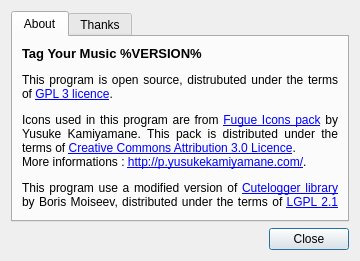
First picture: the form in src/gui/about.ui, repository alorence/tym, before the edit.
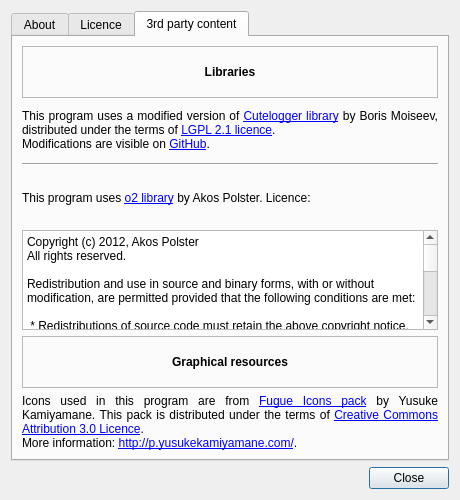
Second picture: the form after the edit. The open tabs and pages were chosen to show the change. Icons and pictures are not drawn.

Commit message: (about) Improve texts in dialog

Diff of the .ui file:
```diff
--- a/src/gui/about.ui
+++ b/src/gui/about.ui
@@ -6,8 +6,8 @@
    <rect>
     <x>0</x>
     <y>0</y>
-    <width>360</width>
-    <height>261</height>
+    <width>460</width>
+    <height>500</height>
    </rect>
   </property>
   <property name="sizePolicy">
@@ -19,6 +19,12 @@
   <layout class="QGridLayout" name="gridLayout">
    <item row="0" column="0">
     <widget class="QTabWidget" name="tabWidget">
+     <property name="sizePolicy">
+      <sizepolicy hsizetype="MinimumExpanding" vsizetype="Expanding">
+       <horstretch>0</horstretch>
+       <verstretch>0</verstretch>
+      </sizepolicy>
+     </property>
      <property name="currentIndex">
       <number>0</number>
      </property>
@@ -26,17 +32,31 @@
       <attribute name="title">
        <string>About</string>
       </attribute>
-      <layout class="QGridLayout" name="gridLayout_2">
+      <layout class="QGridLayout" name="gridLayout_3">
+       <item row="2" column="0">
+        <widget class="QLabel" name="label_3">
+         <property name="text">
+          <string notr="true">&lt;a href=&quot;http://www.tagyourmusic.org/&quot;&gt;http://www.tagyourmusic.org/&lt;/a&gt;</string>
+         </property>
+         <property name="openExternalLinks">
+          <bool>true</bool>
+         </property>
+        </widget>
+       </item>
+       <item row="1" column="0">
+        <widget class="QLabel" name="label_2">
+         <property name="text">
+          <string>More information and online help:</string>
+         </property>
+         <property name="wordWrap">
+          <bool>true</bool>
+         </property>
+        </widget>
+       </item>
        <item row="0" column="0">
         <widget class="QLabel" name="aboutText">
          <property name="text">
-          <string>&lt;html&gt;&lt;head/&gt;&lt;body&gt;&lt;p&gt;&lt;span style=&quot; font-size:10pt; font-weight:600;&quot;&gt;Tag Your Music %VERSION%&lt;/span&gt;&lt;/p&gt;&lt;p align=&quot;justify&quot;&gt;&lt;img src=&quot;:/logos/gpl3&quot; style=&quot;float: right;&quot;/&gt;This program is open source, distrubuted under the terms of &lt;a href=&quot;https://www.gnu.org/licenses/gpl-3.0.html&quot;&gt;&lt;span style=&quot; text-decoration: underline; color:#0000ff;&quot;&gt;GPL 3 licence&lt;/span&gt;&lt;/a&gt;.&lt;/p&gt;&lt;p align=&quot;justify&quot;&gt;Icons used in this program are from &lt;a href=&quot;https://github.com/yusukekamiyamane/fugue-icons&quot;&gt;&lt;span style=&quot; text-decoration: underline; color:#0000ff;&quot;&gt;Fugue Icons pack&lt;/span&gt;&lt;/a&gt; by Yusuke Kamiyamane. This pack is distributed under the terms of &lt;a href=&quot;https://creativecommons.org/licenses/by/3.0/&quot;&gt;&lt;span style=&quot; text-decoration: underline; color:#0000ff;&quot;&gt;Creative Commons Attribution 3.0 Licence&lt;/span&gt;&lt;/a&gt;.&lt;br/&gt;More informations : &lt;a href=&quot;http://p.yusukekamiyamane.com/&quot;&gt;&lt;span style=&quot; text-decoration: underline; color:#0000ff;&quot;&gt;http://p.yusukekamiyamane.com/&lt;/span&gt;&lt;/a&gt;.&lt;/p&gt;&lt;p align=&quot;justify&quot;&gt;This program use a modified version of &lt;a href=&quot;https://github.com/cyberbobs/CuteLogger&quot;&gt;&lt;span style=&quot; text-decoration: underline; color:#0000ff;&quot;&gt;Cutelogger library&lt;/span&gt;&lt;/a&gt; by Boris Moiseev, distributed under the terms of &lt;a href=&quot;https://www.gnu.org/licenses/lgpl-2.1.html&quot;&gt;&lt;span style=&quot; text-decoration: underline; color:#0000ff;&quot;&gt;LGPL 2.1 licence&lt;/span&gt;&lt;/a&gt;. Modifications are visible on &lt;a href=&quot;https://github.com/alorence/CuteLogger&quot;&gt;&lt;span style=&quot; text-decoration: underline; color:#0000ff;&quot;&gt;GitHub&lt;/span&gt;&lt;/a&gt;.&lt;/p&gt;&lt;/body&gt;&lt;/html&gt;</string>
-         </property>
-         <property name="wordWrap">
-          <bool>true</bool>
-         </property>
-         <property name="openExternalLinks">
-          <bool>true</bool>
+          <string notr="true">&lt;strong&gt;Tag Your Music %VERSION%&lt;/strong&gt;</string>
          </property>
          <property name="textInteractionFlags">
           <set>Qt::TextBrowserInteraction</set>
@@ -47,8 +67,169 @@
      </widget>
      <widget class="QWidget" name="thanks_tab">
       <attribute name="title">
-       <string>Thanks</string>
+       <string>Licence</string>
       </attribute>
+      <layout class="QGridLayout" name="gridLayout_4">
+       <item row="0" column="0">
+        <widget class="QLabel" name="label_4">
+         <property name="text">
+          <string>This program is open source, distrubuted under the terms of GPL 3 licence.</string>
+         </property>
+         <property name="wordWrap">
+          <bool>true</bool>
+         </property>
+        </widget>
+       </item>
+       <item row="0" column="1">
+        <widget class="QLabel" name="label_5">
+         <property name="maximumSize">
+          <size>
+           <width>100</width>
+           <height>40</height>
+          </size>
+         </property>
+         <property name="text">
+          <string/>
+         </property>
+         <property name="pixmap">
+          <pixmap resource="../../resources/resources.qrc">:/logos/gpl3</pixmap>
+         </property>
+        </widget>
+       </item>
+       <item row="1" column="0" colspan="2">
+        <widget class="QPlainTextEdit" name="licenceText">
+         <property name="plainText">
+          <string notr="true"/>
+         </property>
+        </widget>
+       </item>
+      </layout>
+     </widget>
+     <widget class="QWidget" name="rdparty_tab">
+      <attribute name="title">
+       <string>3rd party content</string>
+      </attribute>
+      <layout class="QGridLayout" name="gridLayout_2">
+       <item row="1" column="0">
+        <widget class="QLabel" name="label_9">
+         <property name="text">
+          <string>This program uses a modified version of &lt;a href=&quot;https://github.com/cyberbobs/CuteLogger&quot;&gt;Cutelogger library&lt;/a&gt; by Boris Moiseev, distributed under the terms of &lt;a href=&quot;https://www.gnu.org/licenses/lgpl-2.1.html&quot;&gt;LGPL 2.1 licence&lt;/a&gt;.&lt;br/&gt; Modifications are visible on &lt;a href=&quot;https://github.com/alorence/CuteLogger&quot;&gt;GitHub&lt;/a&gt;.</string>
+         </property>
+         <property name="alignment">
+          <set>Qt::AlignJustify|Qt::AlignVCenter</set>
+         </property>
+         <property name="wordWrap">
+          <bool>true</bool>
+         </property>
+         <property name="openExternalLinks">
+          <bool>true</bool>
+         </property>
+        </widget>
+       </item>
+       <item row="4" column="0">
+        <widget class="QPlainTextEdit" name="plainTextEdit">
+         <property name="maximumSize">
+          <size>
+           <width>16777215</width>
+           <height>100</height>
+          </size>
+         </property>
+         <property name="plainText">
+          <string notr="true">Copyright (c) 2012, Akos Polster
+All rights reserved.
+
+Redistribution and use in source and binary forms, with or without
+modification, are permitted provided that the following conditions are met:
+
+ * Redistributions of source code must retain the above copyright notice, this
+list of conditions and the following disclaimer.
+
+ * Redistributions in binary form must reproduce the above copyright notice,
+this list of conditions and the following disclaimer in the documentation i
+and/or other materials provided with the distribution.
+
+THIS SOFTWARE IS PROVIDED BY THE COPYRIGHT HOLDERS AND CONTRIBUTORS &quot;AS IS&quot; i
+AND ANY EXPRESS OR IMPLIED WARRANTIES, INCLUDING, BUT NOT LIMITED TO, THE
+IMPLIED WARRANTIES OF MERCHANTABILITY AND FITNESS FOR A PARTICULAR PURPOSE ARE
+DISCLAIMED. IN NO EVENT SHALL THE COPYRIGHT HOLDER OR CONTRIBUTORS BE LIABLE
+FOR ANY DIRECT, INDIRECT, INCIDENTAL, SPECIAL, EXEMPLARY, OR CONSEQUENTIAL
+DAMAGES (INCLUDING, BUT NOT LIMITED TO, PROCUREMENT OF SUBSTITUTE GOODS OR
+SERVICES; LOSS OF USE, DATA, OR PROFITS; OR BUSINESS INTERRUPTION) HOWEVER
+CAUSED AND ON ANY THEORY OF LIABILITY, WHETHER IN CONTRACT, STRICT LIABILITY,
+OR TORT (INCLUDING NEGLIGENCE OR OTHERWISE) ARISING IN ANY WAY OUT OF THE USE
+OF THIS SOFTWARE, EVEN IF ADVISED OF THE POSSIBILITY OF SUCH DAMAGE.</string>
+         </property>
+        </widget>
+       </item>
+       <item row="3" column="0">
+        <widget class="QLabel" name="label_11">
+         <property name="text">
+          <string>This program uses &lt;a href=&quot;https://github.com/pipacs/o2&quot;&gt;o2 library&lt;/a&gt; by Akos Polster. Licence:</string>
+         </property>
+         <property name="alignment">
+          <set>Qt::AlignJustify|Qt::AlignVCenter</set>
+         </property>
+         <property name="wordWrap">
+          <bool>true</bool>
+         </property>
+         <property name="openExternalLinks">
+          <bool>true</bool>
+         </property>
+        </widget>
+       </item>
+       <item row="5" column="0">
+        <widget class="QLabel" name="label_7">
+         <property name="frameShape">
+          <enum>QFrame::StyledPanel</enum>
+         </property>
+         <property name="text">
+          <string>&lt;strong&gt;Graphical resources&lt;/strong&gt;</string>
+         </property>
+         <property name="alignment">
+          <set>Qt::AlignCenter</set>
+         </property>
+        </widget>
+       </item>
+       <item row="6" column="0">
+        <widget class="QLabel" name="label_8">
+         <property name="text">
+          <string>Icons used in this program are from &lt;a href=&quot;https://github.com/yusukekamiyamane/fugue-icons&quot;&gt;Fugue Icons pack&lt;/a&gt; by Yusuke Kamiyamane. This pack is distributed under the terms of &lt;a href=&quot;https://creativecommons.org/licenses/by/3.0/&quot;&gt;Creative Commons Attribution 3.0 Licence&lt;/a&gt;.&lt;br/&gt;More information: &lt;a href=&quot;http://p.yusukekamiyamane.com/&quot;&gt;http://p.yusukekamiyamane.com/&lt;/a&gt;.</string>
+         </property>
+         <property name="alignment">
+          <set>Qt::AlignJustify|Qt::AlignVCenter</set>
+         </property>
+         <property name="wordWrap">
+          <bool>true</bool>
+         </property>
+         <property name="openExternalLinks">
+          <bool>true</bool>
+         </property>
+        </widget>
+       </item>
+       <item row="0" column="0">
+        <widget class="QLabel" name="label_10">
+         <property name="frameShape">
+          <enum>QFrame::StyledPanel</enum>
+         </property>
+         <property name="frameShadow">
+          <enum>QFrame::Plain</enum>
+         </property>
+         <property name="text">
+          <string>&lt;strong&gt;Libraries&lt;/strong&gt;</string>
+         </property>
+         <property name="alignment">
+          <set>Qt::AlignCenter</set>
+         </property>
+        </widget>
+       </item>
+       <item row="2" column="0">
+        <widget class="Line" name="line">
+         <property name="orientation">
+          <enum>Qt::Horizontal</enum>
+         </property>
+        </widget>
+       </item>
+      </layout>
      </widget>
     </widget>
    </item>
```
Left out of the diff: 51 changed lines with no effect on the pictures. The commit also changes 3 other files.
